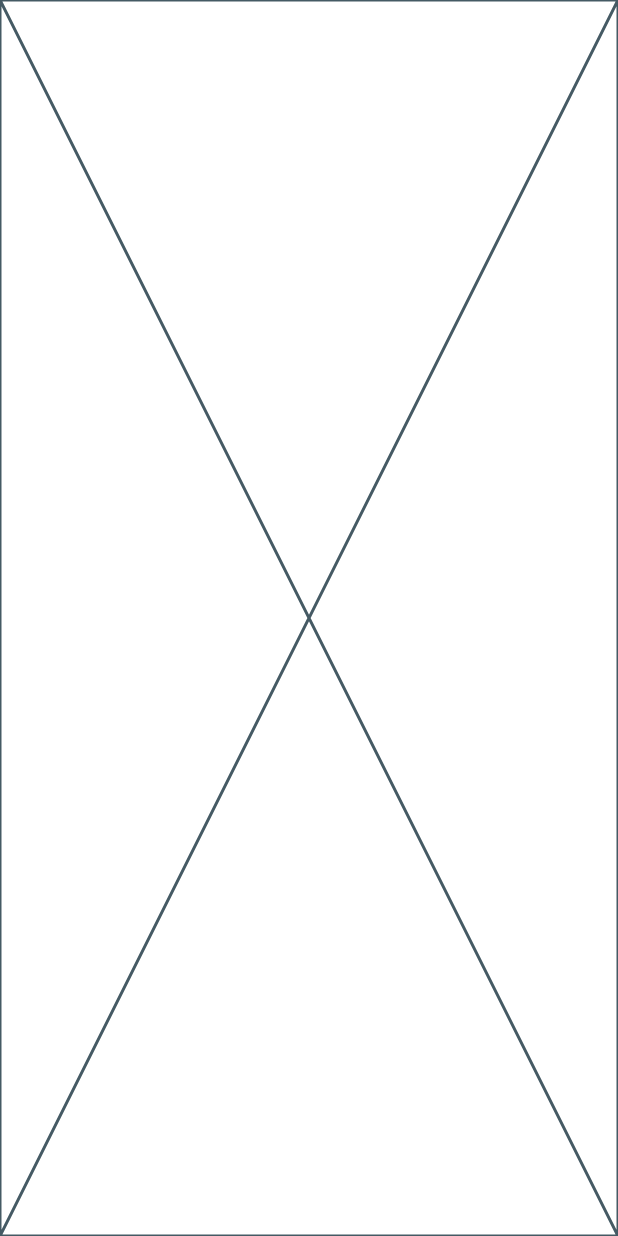
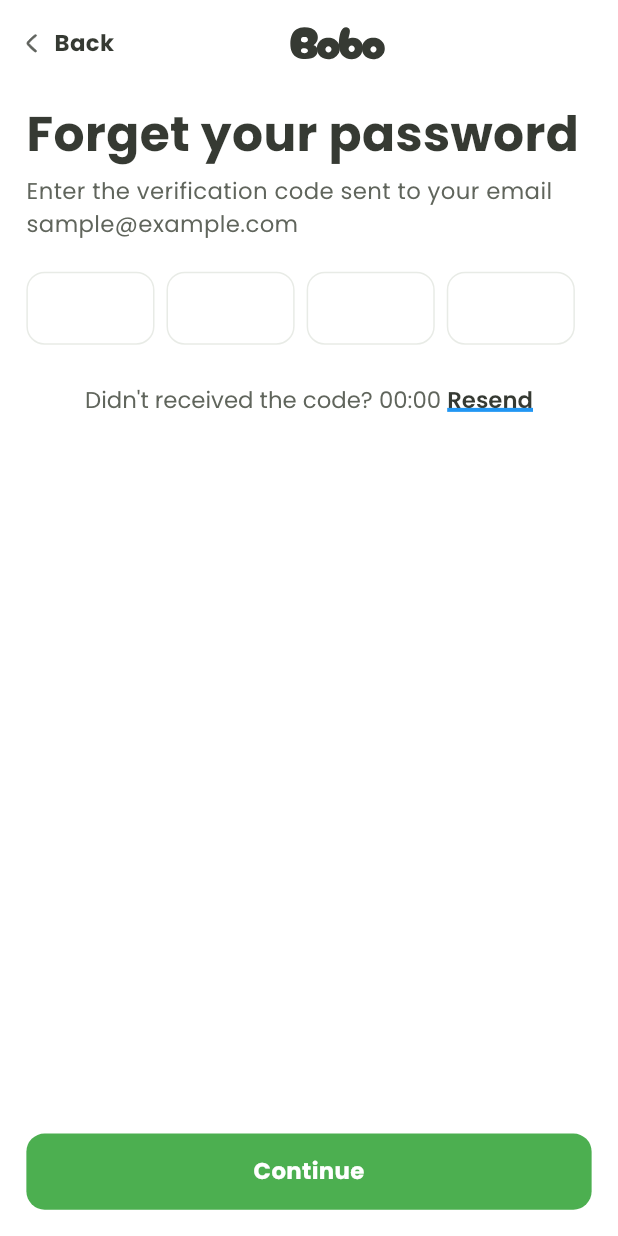
Before and after one commit to kakamrulhasan/bobo_food, a Flutter app: the ForgetByEmail screen opened by its route, after a tap on "Continue", on a phone screen of 412 x 824 dp. Run offline on Flutter 3.47's test engine with Material 3 defaults, Android fonts, the phone set to English and light mode, and no system bars; drawn by our look-alikes of pinput; our stand-ins replace flutter_riverpod, flutter_screenutil, flutter_svg, smooth_page_indicator.

Commit message:
feat: create forget otp screen

```diff
--- a/lib/presentation/auth/signIn/ForgetOTP/view/forget_otp_screen.dart
+++ b/lib/presentation/auth/signIn/ForgetOTP/view/forget_otp_screen.dart
@@ -1,4 +1,12 @@
+import 'package:bobo_food/core/constansts/color_manager.dart';
+import 'package:bobo_food/core/constansts/style_manager.dart';
+import 'package:bobo_food/core/route/route_name.dart';
+import 'package:bobo_food/presentation/widgets/custom_button.dart';
+import 'package:bobo_food/presentation/widgets/custom_header.dart';
+import 'package:bobo_food/presentation/widgets/custom_title.dart';
 import 'package:flutter/material.dart';
+import 'package:flutter_screenutil/flutter_screenutil.dart';
+import 'package:pinput/pinput.dart';
 
 class ForgetOtpScreen extends StatefulWidget {
   const ForgetOtpScreen({super.key});
@@ -8,8 +16,125 @@ class ForgetOtpScreen extends StatefulWidget {
 }
 
 class _ForgetOtpScreenState extends State<ForgetOtpScreen> {
+  late final TextEditingController pinController;
+  @override
+  void initState() {
+    super.initState();
+    pinController = TextEditingController();
+  }
+
+  @override
+  void dispose() {
+    pinController.dispose();
+    super.dispose();
+  }
+
   @override
   Widget build(BuildContext context) {
-    return const Placeholder();
+    final defaultPinTheme = PinTheme(
+      width: 77.75.w,
+      height: 48.h,
+
+      textStyle: getSemiBoldStyle22(
+        fontSize: 15.sp,
+        color: ColorManager.typography500,
+        fontWeight: FontWeight.w600,
+      ),
+      decoration: BoxDecoration(
+        borderRadius: BorderRadius.circular(12.r),
+        border: Border.all(color: ColorManager.grey200),
+      ),
+    );
+    return Scaffold(
+      backgroundColor: ColorManager.primary,
+      body: SafeArea(
+        child: Padding(
+          padding: EdgeInsets.all(16.0.w),
+          child: Column(
+            crossAxisAlignment: CrossAxisAlignment.start,
+            children: [
+              CustomHeader(),
+              SizedBox(height: 25.h),
+              CustomTitle(
+                title: 'Forget your password',
+                subtitle:
+                    'Enter the verification code sent to your email sample@example.com',
+              ),
+
+              SizedBox(height: 20.h),
+              Pinput(
+                defaultPinTheme: defaultPinTheme,
+                controller: pinController,
+                cursor: Column(
+                  mainAxisAlignment: MainAxisAlignment.end,
+                  children: [
+                    Container(
+                      margin: EdgeInsets.only(bottom: 9.h),
+                      width: 22.w,
+                      height: 3.h,
+                      color: ColorManager.darkOliveText,
+                    ),
+                  ],
+                ),
+                focusedPinTheme: defaultPinTheme.copyWith(
+                  decoration: defaultPinTheme.decoration!.copyWith(
+                    borderRadius: BorderRadius.circular(12.r),
+                    border: Border.all(color: ColorManager.primaryGreen),
+                  ),
+                ),
+                submittedPinTheme: defaultPinTheme.copyWith(
+                  decoration: defaultPinTheme.decoration!.copyWith(
+                    color: ColorManager.transparentColor,
+                    borderRadius: BorderRadius.circular(19),
+                    border: Border.all(color: ColorManager.primaryGreen),
+                  ),
+                ),
+                errorPinTheme: defaultPinTheme.copyBorderWith(
+                  border: Border.all(color: ColorManager.redColor),
+                ),
+              ),
+              SizedBox(height: 25.h),
+
+              Center(
+                child: RichText(
+                  text: TextSpan(
+                    children: [
+                      TextSpan(
+                        text: "Didn't received the code? 00:00 ",
+                        style: getRegularStyle16_400(
+                          color: ColorManager.typography400,
+                          fontSize: 15.sp,
+                        ),
+                      ),
+                      TextSpan(
+                        text: 'Resend',
+                        style:
+                            getSemiBoldStyle22(
+                              fontWeight: FontWeight.w600,
+
+                              color: ColorManager.typography500,
+                              fontSize: 15.sp,
+                            ).copyWith(
+                              decoration: TextDecoration.underline,
+                              decorationColor: ColorManager.blueColor,
+                              decorationThickness: 3.5,
+                            ),
+                      ),
+                    ],
+                  ),
+                ),
+              ),
+              Spacer(),
+              CustomButton(
+                text: 'Continue',
+                onPressed: () {
+                  Navigator.pushNamed(context, RouteName.newPassAddForgetScr);
+                },
+              ),
+            ],
+          ),
+        ),
+      ),
+    );
   }
 }
--- a/lib/presentation/auth/signIn/newPassword/view/create_new_pass_screen.dart
+++ b/lib/presentation/auth/signIn/newPassword/view/create_new_pass_screen.dart
@@ -10,6 +10,6 @@ class CreateNewPassScreen extends StatefulWidget {
 class _CreateNewPassScreenState extends State<CreateNewPassScreen> {
   @override
   Widget build(BuildContext context) {
-    return const Scaffold();
+    return Scaffold();
   }
 }
--- a/lib/presentation/widgets/custom_title.dart
+++ b/lib/presentation/widgets/custom_title.dart
@@ -22,7 +22,11 @@ class CustomTitle extends StatelessWidget {
 
   @override
   Widget build(BuildContext context) {
-    return Text(
+    return Column(
+      crossAxisAlignment: CrossAxisAlignment.start,
+      children: [
+        // ============== Title Section =============
+        Text(
           title,
           style: getBoldStyle24(
             color: color ?? ColorManager.typography500,
@@ -30,6 +34,20 @@ class CustomTitle extends StatelessWidget {
 
             fontWeight: fontWeight ?? FontWeight.w700,
           ),
+        ),
+
+        // ============ SubTitle Section ============
+        if (subtitle != null) ...[
+          SizedBox(height: 5.h),
+          Text(
+            subtitle!,
+            style: getRegularStyle16_400(
+              color: ColorManager.typography400,
+              fontSize: 15.sp,
+            ),
+          ),
+        ],
+      ],
     );
   }
 }
--- a/pubspec.yaml
+++ b/pubspec.yaml
@@ -12,6 +12,7 @@ dependencies:
   flutter_riverpod: ^3.3.1
   flutter_screenutil: ^5.9.3
   flutter_svg: ^2.2.4
+  pinput: ^6.0.2
   smooth_page_indicator: ^2.0.1
 
 dev_dependencies:
```
Also changed, not shown: pubspec.lock. Lines whose indentation alone changed are shown as unchanged.
